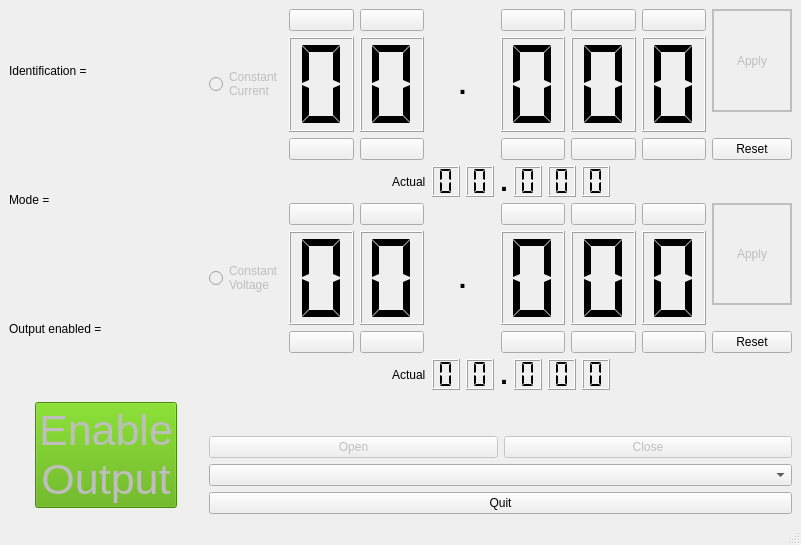
bogflap/RemoteControlledPsu, file PsuGuiControl/mainwindow.ui: the form before one commit.
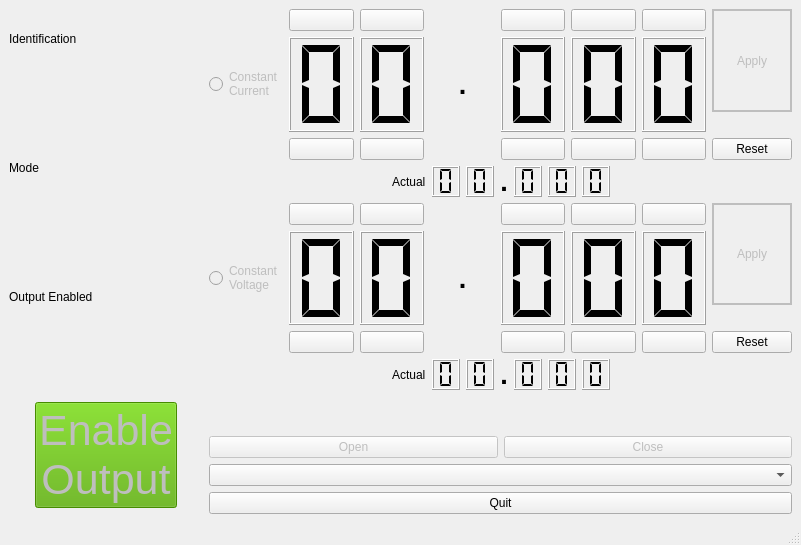
The form after the commit. Icons and pictures are not drawn.

Commit message: Reorganised the device information display

What changed in the file:
```diff
--- a/PsuGuiControl/mainwindow.ui
+++ b/PsuGuiControl/mainwindow.ui
@@ -1081,6 +1081,13 @@
      <layout class="QHBoxLayout" name="horizontalLayout">
       <item>
        <layout class="QVBoxLayout" name="verticalLayout_2">
+        <item>
+         <widget class="QLabel" name="label_3">
+          <property name="text">
+           <string>Identification</string>
+          </property>
+         </widget>
+        </item>
         <item>
          <widget class="QLabel" name="identification">
           <property name="sizePolicy">
@@ -1090,21 +1097,35 @@
            </sizepolicy>
           </property>
           <property name="text">
-           <string>Identification = </string>
+           <string/>
+          </property>
+         </widget>
+        </item>
+        <item>
+         <widget class="QLabel" name="label_4">
+          <property name="text">
+           <string>Mode</string>
           </property>
          </widget>
         </item>
         <item>
          <widget class="QLabel" name="mode">
           <property name="text">
-           <string>Mode =</string>
+           <string/>
+          </property>
+         </widget>
+        </item>
+        <item>
+         <widget class="QLabel" name="label_6">
+          <property name="text">
+           <string>Output Enabled</string>
           </property>
          </widget>
         </item>
         <item>
          <widget class="QLabel" name="outputEnabled">
           <property name="text">
-           <string>Output enabled = </string>
+           <string/>
           </property>
          </widget>
         </item>
```
